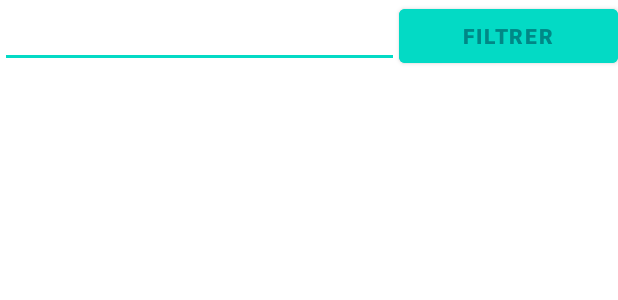
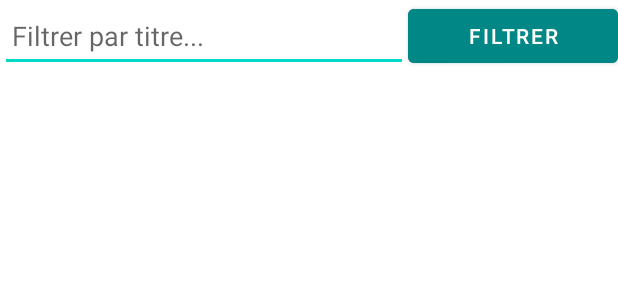
Before and after one commit to Bulo91/MediatekFormationMobile, an Android app: the layout activity_formations.xml on its own in the app's theme, with its tools: preview values and no code run, on a phone screen of 412 x 824 dp. Shown: the top 300 px of the screen. Run offline under Robolectric (Android 15) with nearby library versions, the phone set to English and light mode, and no system bars.

Commit message:
✅ Mission 1 terminée : filtrage des formations par titre

```diff
--- a/app/src/main/java/com/example/mediatekformationmobile/modele/AccesDistant.java
+++ b/app/src/main/java/com/example/mediatekformationmobile/modele/AccesDistant.java
@@ -16,8 +16,7 @@ import java.util.Date;
 
 public class AccesDistant implements AsyncResponse {
 
-    private static final String SERVERADDR = "http://10.0.2.2/rest_mediatekformationmobile/src/";
-
+    private static final String SERVERADDR = "http://192.168.0.104/rest_mediatekformationmobile/";
     private static AccesDistant instance;
     private Controle controle;
 
--- a/app/src/main/res/layout/activity_formations.xml
+++ b/app/src/main/res/layout/activity_formations.xml
@@ -6,46 +6,44 @@
     android:layout_height="match_parent"
     tools:context=".vue.FormationsActivity">
 
-    <LinearLayout
-        android:layout_width="match_parent"
-        android:layout_height="match_parent"
-        android:orientation="vertical">
-
-        <LinearLayout
-            android:layout_width="match_parent"
-            android:layout_height="wrap_content"
-            android:orientation="horizontal">
-
+    <!-- Champ de texte : 66% de la largeur -->
     <EditText
         android:id="@+id/txtFiltre"
-                android:layout_width="wrap_content"
+        android:layout_width="0dp"
         android:layout_height="wrap_content"
-                android:layout_weight="1"
-                android:ems="10"
-                android:inputType="textPersonName" />
+        android:hint="@string/filtrer_hint"
+        android:inputType="text"
+        android:minHeight="48dp"
+        android:padding="8dp"
+        app:layout_constraintTop_toTopOf="parent"
+        app:layout_constraintStart_toStartOf="parent"
+        app:layout_constraintEnd_toStartOf="@id/btnFiltrer"
+        app:layout_constraintWidth_percent="0.66" />
 
+    <!-- Bouton : 34% de la largeur -->
     <Button
         android:id="@+id/btnFiltrer"
-                android:layout_width="wrap_content"
+        android:layout_width="0dp"
         android:layout_height="wrap_content"
-                android:layout_weight="1"
-                android:backgroundTint="@color/teal_200"
-                android:fontFamily="sans-serif-medium"
-                android:text="filtrer"
-                android:textColor="@color/teal_700"
-                android:textStyle="bold" />
-        </LinearLayout>
+        android:text="@string/filtrer"
+        android:minHeight="48dp"
+        android:padding="8dp"
+        android:textColor="@android:color/white"
+        android:backgroundTint="@color/teal_700"
+        app:layout_constraintTop_toTopOf="parent"
+        app:layout_constraintStart_toEndOf="@id/txtFiltre"
+        app:layout_constraintEnd_toEndOf="parent"
+        app:layout_constraintWidth_percent="0.34" />
 
-        <LinearLayout
-            android:layout_width="match_parent"
-            android:layout_height="match_parent"
-            android:orientation="vertical">
-
+    <!-- RecyclerView -->
     <androidx.recyclerview.widget.RecyclerView
         android:id="@+id/lstFormations"
-                android:layout_width="match_parent"
-                android:layout_height="match_parent"
-                android:scrollbars="vertical" />
-        </LinearLayout>
-    </LinearLayout>
+        android:layout_width="0dp"
+        android:layout_height="0dp"
+        android:scrollbars="vertical"
+        app:layout_constraintTop_toBottomOf="@id/btnFiltrer"
+        app:layout_constraintBottom_toBottomOf="parent"
+        app:layout_constraintStart_toStartOf="parent"
+        app:layout_constraintEnd_toEndOf="parent" />
+
 </androidx.constraintlayout.widget.ConstraintLayout>
--- a/app/src/main/res/values/strings.xml
+++ b/app/src/main/res/values/strings.xml
@@ -1,3 +1,5 @@
 <resources>
     <string name="app_name">MediatekFormationMobile</string>
+    <string name="filtrer">Filtrer</string>
+    <string name="filtrer_hint">Filtrer par titre...</string>
 </resources>
--- a/build.gradle
+++ b/build.gradle
@@ -1,5 +1,5 @@
 // Top-level build file where you can add configuration options common to all sub-projects/modules.
 plugins {
-    id 'com.android.application' version '8.9.1' apply false
-    id 'com.android.library' version '8.9.1' apply false
+    id 'com.android.application' version '8.9.2' apply false
+    id 'com.android.library' version '8.9.2' apply false
 }
```
Also changed, not shown: app/src/main/java/com/example/mediatekformationmobile/controleur/Controle.java (+17 -4 lines), app/src/main/java/com/example/mediatekformationmobile/vue/FormationsActivity.java (+35 -12 lines), app/src/main/java/com/example/mediatekformationmobile/vue/FormationListAdapter.java (line endings or trailing spaces). Lines whose indentation alone changed are shown as unchanged.
